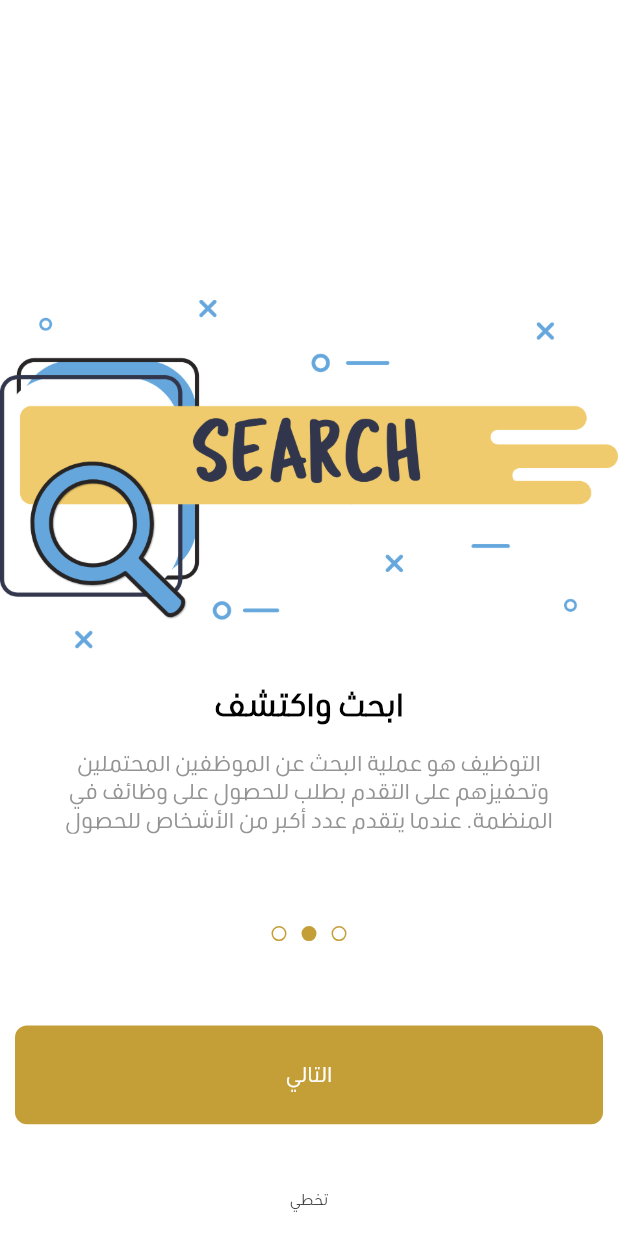
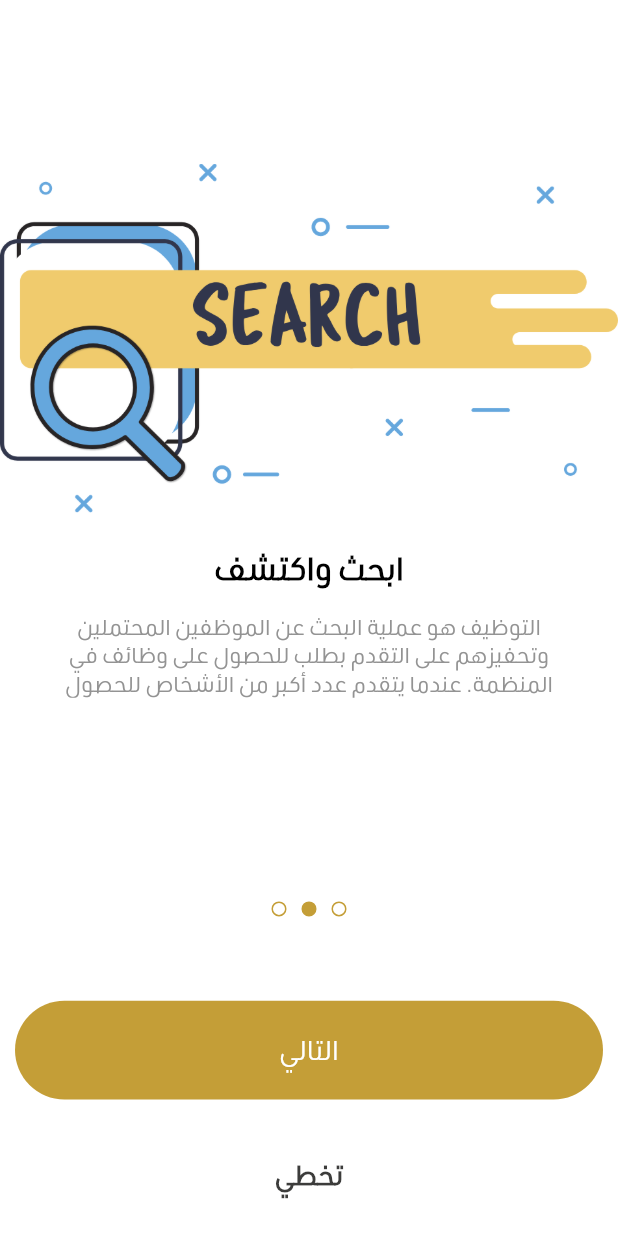
Before and after one commit to MtweReen/TootMartApp, a Flutter app: the OnBoardingScreen screen opened directly, after a tap on "التالي", on a phone screen of 412 x 824 dp. Run offline on Flutter 3.47's test engine with Material 2 defaults, Android fonts, the phone set to English and light mode, and no system bars; our stand-ins replace bloc, dio, easy_localization, flutter_bloc, shared_preferences; accounts and stored records are empty.

Commit message:
custom edit

```diff
--- a/lib/core/widgets/custom_buttons_widget.dart
+++ b/lib/core/widgets/custom_buttons_widget.dart
@@ -13,7 +13,7 @@ class CustomGeneralButton extends StatelessWidget {
       this.color,
       this.textColor,
       this.iconImage,
-      this.withBorder})
+      this.withBorder, this.size})
       : super(key: key);
   final String text;
   final VoidCallback onTap;
@@ -21,7 +21,7 @@ class CustomGeneralButton extends StatelessWidget {
   final String? iconImage;
   final Color? textColor;
   final bool? withBorder;
-
+  final double? size;
   @override
   Widget build(BuildContext context) {
     double h = MediaQuery.of(context).size.height;
@@ -32,7 +32,7 @@ class CustomGeneralButton extends StatelessWidget {
         height: h * 0.08,
         width: w,
         decoration: BoxDecoration(
-            color: color ?? kMainColor, borderRadius: BorderRadius.circular(8)),
+            color: color ?? kMainColor, borderRadius: BorderRadius.circular(50)),
         child: Center(
           child: Row(
             crossAxisAlignment: CrossAxisAlignment.center,
@@ -44,6 +44,7 @@ class CustomGeneralButton extends StatelessWidget {
                   style: TextStyle(
                       color: textColor ?? Colors.white,
                       fontWeight: FontWeight.w400,
+                      fontSize: size ?? SizeConfig.defaultSize!*1.8,
                       fontFamily: 'URW DIN Arabic'),
                 ),
               ),
@@ -169,6 +170,7 @@ class CustomTextButton extends StatelessWidget {
 
   @override
   Widget build(BuildContext context) {
+    SizeConfig().init(context);
     return isUnderLine == true
         ? TextButton(
             onPressed: onPressed,
@@ -187,7 +189,8 @@ class CustomTextButton extends StatelessWidget {
               text,
               style: headingStyle.copyWith(
                 color: color,
-                fontSize: size ?? 10,
+                fontWeight: FontWeight.bold,
+                fontSize: size ?? SizeConfig.defaultSize!*1.8,
               ),
             ),
           );
--- a/lib/features/onboarding/onboarding.dart
+++ b/lib/features/onboarding/onboarding.dart
@@ -52,7 +52,7 @@ List<String> title = ["توصيل مجانى", "ابحث واكتشف", "سهو
           crossAxisAlignment: CrossAxisAlignment.center,
           mainAxisAlignment: MainAxisAlignment.center,
           children: <Widget>[
-            SizedBox(height: h * 0.2),
+          //  SizedBox(height: h * 0.2),
             Expanded(
               // flex: 7,
               child: PageView.builder(
@@ -95,8 +95,8 @@ List<String> title = ["توصيل مجانى", "ابحث واكتشف", "سهو
                     currentPage = currentPage;
                   });
                     pageController!.animateToPage(currentPage+1,
-                duration: const Duration(microseconds: 500),
-                curve: Curves.easeInOut);
+                duration: const Duration(milliseconds: 1000),
+                curve: Curves.fastLinearToSlowEaseIn);
                  }else{
                    prefs.setBool('is_onboearding', true);
                   Navigator.push(
@@ -119,7 +119,9 @@ List<String> title = ["توصيل مجانى", "ابحث واكتشف", "سهو
                     context,
                     MaterialPageRoute(
                         builder: (context) => const LayoutScreen()));
-            },),
+            },
+            ),
+             SizedBox(height: h * 0.02),
           ],
         ),
       ),
```
Also changed, not shown: pubspec.lock, 1 other file.
